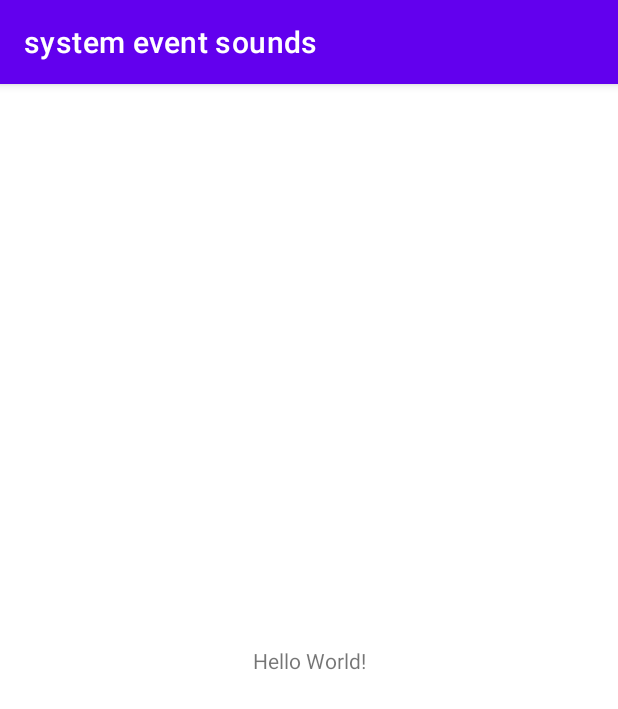
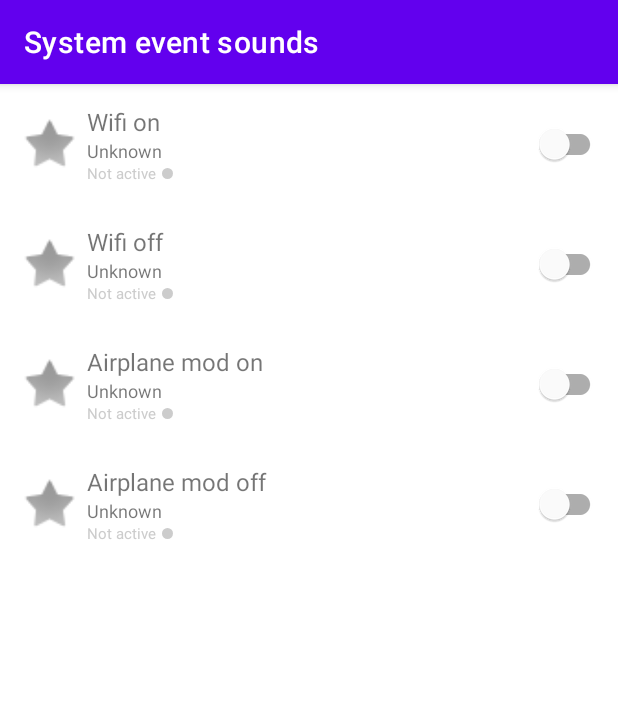
Before and after one commit to YaroslavGorbach-code/system-event-sounds, an Android app: the screen it shows after launch (MainActivity), on a phone screen of 412 x 824 dp. Shown: the top 709 px of the screen. Run offline under Robolectric (Android 15) with nearby library versions, the phone set to English and light mode, and no system bars.

Commit message:
Create fragment with list of events. Create test repo and test events

```diff
--- a/app/src/main/AndroidManifest.xml
+++ b/app/src/main/AndroidManifest.xml
@@ -3,6 +3,7 @@
     package="koropapps.yaroslavgorbach.systemeventsounds">
 
     <application
+        android:name=".App"
         android:allowBackup="true"
         android:icon="@mipmap/ic_launcher"
         android:label="@string/app_name"
--- /dev/null
+++ b/app/src/main/java/koropapps/yaroslavgorbach/systemeventsounds/App.kt
@@ -0,0 +1,14 @@
+package koropapps.yaroslavgorbach.systemeventsounds
+
+import android.app.Application
+import koropapps.yaroslavgorbach.systemeventsounds.data.Repo
+import koropapps.yaroslavgorbach.systemeventsounds.data.RepoImp
+import koropapps.yaroslavgorbach.systemeventsounds.data.RepoProvider
+
+class App: Application(), RepoProvider {
+    private val repo: Repo by lazy { RepoImp() }
+    override fun provideRepo(): Repo {
+        return repo
+    }
+
+}
--- a/app/src/main/java/koropapps/yaroslavgorbach/systemeventsounds/MainActivity.kt
+++ b/app/src/main/java/koropapps/yaroslavgorbach/systemeventsounds/MainActivity.kt
@@ -2,10 +2,19 @@ package koropapps.yaroslavgorbach.systemeventsounds
 
 import androidx.appcompat.app.AppCompatActivity
 import android.os.Bundle
+import androidx.fragment.app.commit
+import koropapps.yaroslavgorbach.systemeventsounds.screen.EventsFragment
 
 class MainActivity : AppCompatActivity() {
     override fun onCreate(savedInstanceState: Bundle?) {
         super.onCreate(savedInstanceState)
         setContentView(R.layout.activity_main)
+        if (savedInstanceState == null) {
+            supportFragmentManager.commit {
+                val fragment = EventsFragment()
+                add(R.id.main_container, fragment)
+                setPrimaryNavigationFragment(fragment)
+            }
+        }
     }
 }
--- /dev/null
+++ b/app/src/main/java/koropapps/yaroslavgorbach/systemeventsounds/data/Repo.kt
@@ -0,0 +1,10 @@
+package koropapps.yaroslavgorbach.systemeventsounds.data
+
+import androidx.fragment.app.Fragment
+import koropapps.yaroslavgorbach.systemeventsounds.App
+
+interface Repo {
+    fun getEvents(): List<SystemEvent>
+}
+
+fun Fragment.getRepo(): Repo = (requireActivity().application as App).provideRepo()
--- /dev/null
+++ b/app/src/main/java/koropapps/yaroslavgorbach/systemeventsounds/data/RepoImp.kt
@@ -0,0 +1,15 @@
+package koropapps.yaroslavgorbach.systemeventsounds.data
+
+class RepoImp : Repo {
+    private val events = arrayListOf(
+        SystemEvent(EventName.WIFI_ON, null, null),
+        SystemEvent(EventName.WIFI_OFF, null, null),
+        SystemEvent(EventName.AIRPLANE_MOD_ON, null, null),
+        SystemEvent(EventName.AIRPLANE_MOD_OFF, null, null)
+    )
+
+
+    override fun getEvents(): List<SystemEvent> {
+        return events
+    }
+}
--- /dev/null
+++ b/app/src/main/java/koropapps/yaroslavgorbach/systemeventsounds/data/RepoProvider.kt
@@ -0,0 +1,5 @@
+package koropapps.yaroslavgorbach.systemeventsounds.data
+
+interface RepoProvider {
+    fun provideRepo(): Repo
+}
--- /dev/null
+++ b/app/src/main/java/koropapps/yaroslavgorbach/systemeventsounds/data/SystemEvent.kt
@@ -0,0 +1,19 @@
+package koropapps.yaroslavgorbach.systemeventsounds.data
+
+import android.net.Uri
+import androidx.annotation.StringRes
+import koropapps.yaroslavgorbach.systemeventsounds.R
+
+enum class EventName(@StringRes val idRes: Int) {
+    WIFI_ON(R.string.wifi_on),
+    WIFI_OFF(R.string.wifi_off),
+    AIRPLANE_MOD_ON(R.string.airplane_mod_on),
+    AIRPLANE_MOD_OFF(R.string.airplane_mod_off)
+}
+
+data class SystemEvent(
+    val name: EventName,
+    val textToSpeech: String?,
+    val fileUri: Uri?,
+    val active: Boolean = false
+)
--- /dev/null
+++ b/app/src/main/java/koropapps/yaroslavgorbach/systemeventsounds/screen/EventsAdapter.kt
@@ -0,0 +1,74 @@
+package koropapps.yaroslavgorbach.systemeventsounds.screen
+
+import android.graphics.Color
+import android.view.LayoutInflater
+import android.view.ViewGroup
+import androidx.recyclerview.widget.DiffUtil
+import androidx.recyclerview.widget.ListAdapter
+import androidx.recyclerview.widget.RecyclerView
+import koropapps.yaroslavgorbach.systemeventsounds.R
+import koropapps.yaroslavgorbach.systemeventsounds.data.SystemEvent
+import koropapps.yaroslavgorbach.systemeventsounds.databinding.ItemEventBinding
+import koropapps.yaroslavgorbach.systemeventsounds.util.getName
+import koropapps.yaroslavgorbach.systemeventsounds.util.getString
+
+class EventsAdapter(private val callback: Callback) :
+    ListAdapter<SystemEvent, EventsAdapter.Vh>(object : DiffUtil.ItemCallback<SystemEvent>() {
+        override fun areItemsTheSame(oldItem: SystemEvent, newItem: SystemEvent): Boolean {
+            return true
+        }
+
+        override fun areContentsTheSame(oldItem: SystemEvent, newItem: SystemEvent): Boolean {
+            return true
+        }
+    }) {
+
+    interface Callback {
+        fun onSwitch(item: SystemEvent, isChecked: Boolean)
+        fun onEvent(item: SystemEvent)
+    }
+
+    override fun onCreateViewHolder(parent: ViewGroup, viewType: Int): Vh {
+        return Vh(
+            ItemEventBinding.inflate(LayoutInflater.from(parent.context), parent, false),
+            callback
+        )
+    }
+
+    override fun onBindViewHolder(holder: Vh, position: Int) {
+        holder.bind(getItem(position))
+    }
+
+    inner class Vh(private val binding: ItemEventBinding, private val callback: Callback) :
+        RecyclerView.ViewHolder(binding.root) {
+        init {
+            binding.root.setOnClickListener {
+                callback.onEvent(getItem(adapterPosition))
+            }
+        }
+
+        fun bind(item: SystemEvent) {
+            binding.eventName.setText(item.name.idRes)
+            if (!item.textToSpeech.isNullOrEmpty()) binding.eventTextFileName.text = item.textToSpeech
+            if (item.fileUri != null) binding.eventTextFileName.text = item.fileUri.getName(itemView.context)
+
+            if (item.active) {
+                binding.ovalActive.drawable.setTint(Color.GREEN)
+                binding.textActive.setText(R.string.active)
+                binding.textActive.setTextColor(Color.GRAY)
+            } else {
+                binding.ovalActive.drawable.setTint(Color.LTGRAY)
+                binding.textActive.setText(R.string.not_active)
+                binding.textActive.setTextColor(Color.LTGRAY)
+            }
+            // workaround because we can't change switch isChecked state with active listener
+            binding.start.setOnCheckedChangeListener(null)
+            binding.start.isChecked = item.active
+            binding.start.setOnCheckedChangeListener { _, isChecked ->
+                callback.onSwitch(item, isChecked)
+            }
+        }
+
+    }
+
+}
--- /dev/null
+++ b/app/src/main/java/koropapps/yaroslavgorbach/systemeventsounds/screen/EventsFragment.kt
@@ -0,0 +1,28 @@
+package koropapps.yaroslavgorbach.systemeventsounds.screen
+
+import android.os.Bundle
+import android.view.View
+import androidx.fragment.app.Fragment
+import koropapps.yaroslavgorbach.systemeventsounds.R
+import koropapps.yaroslavgorbach.systemeventsounds.data.SystemEvent
+import koropapps.yaroslavgorbach.systemeventsounds.data.getRepo
+import koropapps.yaroslavgorbach.systemeventsounds.databinding.FragmentEventsBinding
+
+class EventsFragment: Fragment(R.layout.fragment_events) {
+
+    override fun onViewCreated(view: View, savedInstanceState: Bundle?) {
+        super.onViewCreated(view, savedInstanceState)
+
+        // init view
+        val v = EventsView(FragmentEventsBinding.bind(view), object : EventsView.Callback{
+            override fun onSwitch(item: SystemEvent, isChecked: Boolean) {
+
+            }
+
+            override fun onEvent(item: SystemEvent) {
+
+            }
+        })
+        v.setEvents(getRepo().getEvents())
+    }
+}
--- /dev/null
+++ b/app/src/main/java/koropapps/yaroslavgorbach/systemeventsounds/screen/EventsView.kt
@@ -0,0 +1,30 @@
+package koropapps.yaroslavgorbach.systemeventsounds.screen
+
+import androidx.recyclerview.widget.LinearLayoutManager
+import koropapps.yaroslavgorbach.systemeventsounds.data.SystemEvent
+import koropapps.yaroslavgorbach.systemeventsounds.databinding.FragmentEventsBinding
+
+class EventsView(binding: FragmentEventsBinding, callback: Callback) {
+    interface Callback{
+        fun onSwitch(item: SystemEvent, isChecked: Boolean)
+        fun onEvent(item: SystemEvent)
+    }
+    private val adapter: EventsAdapter = EventsAdapter(object : EventsAdapter.Callback{
+        override fun onSwitch(item: SystemEvent, isChecked: Boolean) {
+            callback.onSwitch(item, isChecked)
+        }
+
+        override fun onEvent(item: SystemEvent) {
+            callback.onEvent(item)
+        }
+    })
+
+    init {
+        binding.list.adapter = adapter
+        binding.list.layoutManager = LinearLayoutManager(binding.root.context)
+    }
+
+    fun setEvents(events: List<SystemEvent>){
+        adapter.submitList(events)
+    }
+}
--- /dev/null
+++ b/app/src/main/java/koropapps/yaroslavgorbach/systemeventsounds/util/CommonUtil.kt
@@ -0,0 +1,20 @@
+package koropapps.yaroslavgorbach.systemeventsounds.util
+
+import android.content.Context
+import android.net.Uri
+import android.provider.OpenableColumns
+import android.renderscript.ScriptGroup
+import androidx.annotation.StringRes
+import koropapps.yaroslavgorbach.systemeventsounds.databinding.FragmentEventsBinding
+import koropapps.yaroslavgorbach.systemeventsounds.databinding.ItemEventBinding
+
+fun Uri.getName(context: Context): String {
+    val returnCursor = context.contentResolver.query(this, null, null, null, null)
+    val nameIndex = returnCursor?.getColumnIndex(OpenableColumns.DISPLAY_NAME)
+    returnCursor?.moveToFirst()
+    val fileName = returnCursor?.getString(nameIndex!!)
+    returnCursor?.close()
+    return fileName.toString()
+}
+
+fun ItemEventBinding.getString(@StringRes id: Int): String = root.context.getString(id)
--- /dev/null
+++ b/app/src/main/res/drawable/ic_oval.xml
@@ -0,0 +1,9 @@
+<?xml version="1.0" encoding="utf-8"?>
+<shape xmlns:android="http://schemas.android.com/apk/res/android"
+    android:shape="oval">
+    <size
+        android:width="7dp"
+        android:height="7dp" />
+    <solid android:color="#76FF03" />
+
+</shape>
--- a/app/src/main/res/layout/activity_main.xml
+++ b/app/src/main/res/layout/activity_main.xml
@@ -1,18 +1,9 @@
 <?xml version="1.0" encoding="utf-8"?>
-<androidx.constraintlayout.widget.ConstraintLayout xmlns:android="http://schemas.android.com/apk/res/android"
-    xmlns:app="http://schemas.android.com/apk/res-auto"
+<androidx.fragment.app.FragmentContainerView xmlns:android="http://schemas.android.com/apk/res/android"
+    android:id="@+id/main_container"
     xmlns:tools="http://schemas.android.com/tools"
     android:layout_width="match_parent"
     android:layout_height="match_parent"
     tools:context=".MainActivity">
 
-    <TextView
-        android:layout_width="wrap_content"
-        android:layout_height="wrap_content"
-        android:text="Hello World!"
-        app:layout_constraintBottom_toBottomOf="parent"
-        app:layout_constraintLeft_toLeftOf="parent"
-        app:layout_constraintRight_toRightOf="parent"
-        app:layout_constraintTop_toTopOf="parent" />
-
-</androidx.constraintlayout.widget.ConstraintLayout>
+</androidx.fragment.app.FragmentContainerView>
--- /dev/null
+++ b/app/src/main/res/layout/fragment_events.xml
@@ -0,0 +1,27 @@
+<?xml version="1.0" encoding="utf-8"?>
+<androidx.constraintlayout.widget.ConstraintLayout xmlns:android="http://schemas.android.com/apk/res/android"
+    xmlns:app="http://schemas.android.com/apk/res-auto"
+    xmlns:tools="http://schemas.android.com/tools"
+    android:layout_width="match_parent"
+    android:layout_height="match_parent">
+
+    <com.google.android.material.appbar.MaterialToolbar
+        android:id="@+id/toolbar"
+        style="@style/Widget.MaterialComponents.Toolbar.Primary"
+        app:title="@string/app_name"
+        android:layout_width="match_parent"
+        android:layout_height="wrap_content"
+        app:layout_constraintEnd_toEndOf="parent"
+        app:layout_constraintStart_toStartOf="parent"
+        app:layout_constraintTop_toTopOf="parent" />
+
+    <androidx.recyclerview.widget.RecyclerView
+        android:id="@+id/list"
+        android:layout_width="0dp"
+        android:layout_height="0dp"
+        tools:listitem="@layout/item_event"
+        app:layout_constraintBottom_toBottomOf="parent"
+        app:layout_constraintEnd_toEndOf="parent"
+        app:layout_constraintStart_toStartOf="parent"
+        app:layout_constraintTop_toBottomOf="@+id/toolbar" />
+</androidx.constraintlayout.widget.ConstraintLayout>
--- /dev/null
+++ b/app/src/main/res/layout/item_event.xml
@@ -0,0 +1,80 @@
+<?xml version="1.0" encoding="utf-8"?>
+<androidx.constraintlayout.widget.ConstraintLayout xmlns:android="http://schemas.android.com/apk/res/android"
+    xmlns:app="http://schemas.android.com/apk/res-auto"
+    xmlns:tools="http://schemas.android.com/tools"
+    android:layout_width="match_parent"
+    android:layout_height="?listPreferredItemHeightLarge">
+
+    <ImageView
+        android:id="@+id/ic_event"
+        android:layout_width="50dp"
+        android:layout_height="50dp"
+        android:layout_marginStart="8dp"
+        android:src="@android:drawable/star_off"
+        app:layout_constraintBottom_toBottomOf="parent"
+        app:layout_constraintStart_toStartOf="parent"
+        app:layout_constraintTop_toTopOf="parent"
+        tools:ignore="ContentDescription" />
+
+    <TextView
+        android:id="@+id/event_name"
+        android:layout_width="0dp"
+        android:layout_height="wrap_content"
+        android:ellipsize="end"
+        android:lines="1"
+        android:textSize="16sp"
+        android:text="@android:string/unknownName"
+        app:layout_constraintBottom_toTopOf="@+id/event_text_file_name"
+        app:layout_constraintEnd_toStartOf="@+id/start"
+        app:layout_constraintHorizontal_bias="0.5"
+        app:layout_constraintStart_toEndOf="@+id/ic_event"
+        app:layout_constraintTop_toTopOf="@+id/ic_event"
+        app:layout_constraintVertical_chainStyle="packed" />
+
+    <TextView
+        android:id="@+id/event_text_file_name"
+        android:layout_width="0dp"
+        android:layout_height="wrap_content"
+        android:ellipsize="end"
+        android:lines="1"
+        android:text="@android:string/unknownName"
+        android:textSize="12sp"
+        app:layout_constraintBottom_toTopOf="@+id/text_active"
+        app:layout_constraintEnd_toStartOf="@+id/start"
+        app:layout_constraintHorizontal_bias="0.5"
+        app:layout_constraintStart_toEndOf="@+id/ic_event"
+        app:layout_constraintTop_toBottomOf="@+id/event_name" />
+
+    <com.google.android.material.switchmaterial.SwitchMaterial
+        android:id="@+id/start"
+        android:layout_width="wrap_content"
+        android:layout_height="wrap_content"
+        android:layout_marginEnd="8dp"
+        app:layout_constraintBottom_toBottomOf="parent"
+        app:layout_constraintEnd_toEndOf="parent"
+        app:layout_constraintTop_toTopOf="parent" />
+
+    <TextView
+        android:id="@+id/text_active"
+        android:layout_width="wrap_content"
+        android:layout_height="wrap_content"
+        android:text="Not active"
+        android:textColor="?colorControlHighlight"
+        android:textSize="10sp"
+        app:layout_constraintBottom_toBottomOf="@+id/ic_event"
+        app:layout_constraintStart_toEndOf="@+id/ic_event"
+        app:layout_constraintTop_toBottomOf="@+id/event_text_file_name"
+        tools:ignore="SmallSp" />
+
+    <ImageView
+        android:id="@+id/oval_active"
+        android:layout_width="wrap_content"
+        android:layout_height="wrap_content"
+        android:layout_marginStart="4dp"
+        android:src="@drawable/ic_oval"
+        app:layout_constraintBottom_toBottomOf="@+id/text_active"
+        app:layout_constraintStart_toEndOf="@+id/text_active"
+        app:layout_constraintTop_toTopOf="@+id/text_active"
+        app:tint="?colorControlHighlight" />
+
+</androidx.constraintlayout.widget.ConstraintLayout>
--- a/app/src/main/res/values/strings.xml
+++ b/app/src/main/res/values/strings.xml
@@ -1,3 +1,9 @@
 <resources>
-    <string name="app_name">system event sounds</string>
+    <string name="app_name">System event sounds</string>
+    <string name="wifi_on">Wifi on</string>
+    <string name="wifi_off">Wifi off</string>
+    <string name="airplane_mod_on">Airplane mod on</string>
+    <string name="airplane_mod_off">Airplane mod off</string>
+    <string name="active">Active</string>
+    <string name="not_active">Not active</string>
 </resources>
--- a/app/src/main/res/values/themes.xml
+++ b/app/src/main/res/values/themes.xml
@@ -1,6 +1,6 @@
 <resources xmlns:tools="http://schemas.android.com/tools">
     <!-- Base application theme. -->
-    <style name="Theme.SystemEventSounds" parent="Theme.MaterialComponents.DayNight.DarkActionBar">
+    <style name="Theme.SystemEventSounds" parent="Theme.MaterialComponents.DayNight.NoActionBar">
         <!-- Primary brand color. -->
         <item name="colorPrimary">@color/purple_500</item>
         <item name="colorPrimaryVariant">@color/purple_700</item>
--- a/build.gradle
+++ b/build.gradle
@@ -6,7 +6,7 @@ buildscript {
         mavenCentral()
     }
     dependencies {
-        classpath "com.android.tools.build:gradle:4.2.0"
+        classpath "com.android.tools.build:gradle:4.2.1"
         classpath "org.jetbrains.kotlin:kotlin-gradle-plugin:$kotlin_version"
 
         // NOTE: Do not place your application dependencies here; they belong
@@ -18,7 +18,7 @@ allprojects {
     repositories {
         google()
         mavenCentral()
-        jcenter() // Warning: this repository is going to shut down soon
+        mavenCentral()
     }
 }
 
```
Also changed, not shown: app/build.gradle (+8 -4 lines).
